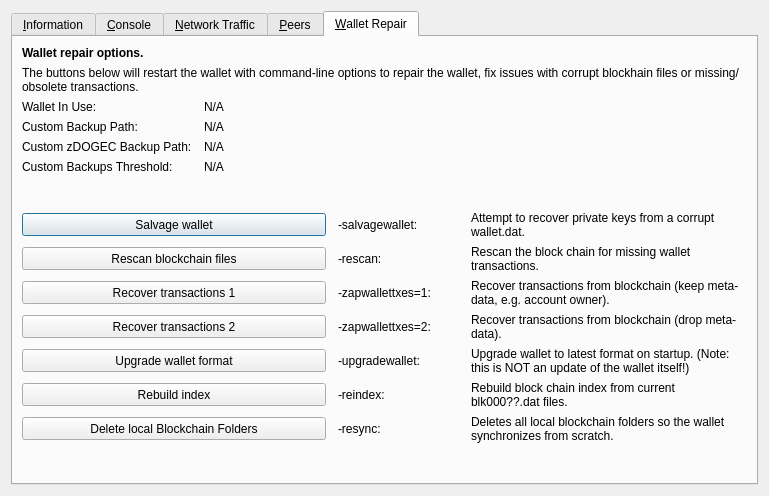
The window that src/qt/forms/rpcconsole.ui (Liquid369/blank) describes before a commit, drawn with Qt 5.
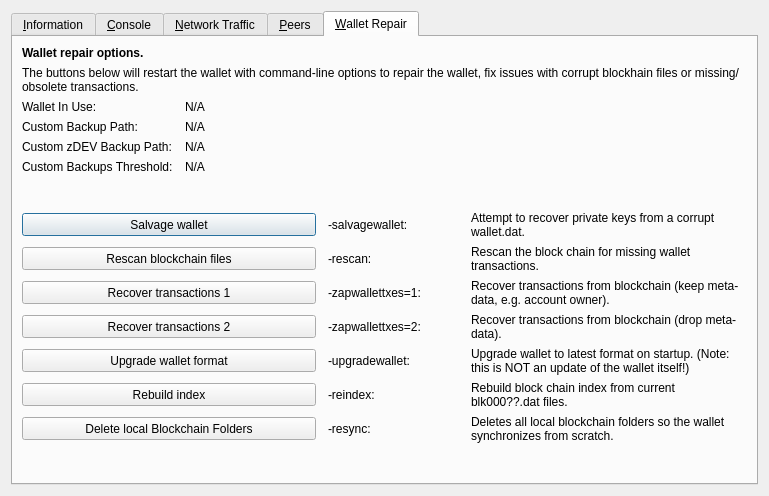
The same window after the commit. The open tabs and pages were chosen to show the change. Icons and pictures are not drawn. Custom widgets are drawn as their Qt base class.

The edit to the form file:
```diff
--- a/src/qt/forms/rpcconsole.ui
+++ b/src/qt/forms/rpcconsole.ui
@@ -1333,7 +1333,7 @@
           <bool>false</bool>
          </property>
          <property name="text">
-          <string>Custom zDOGEC Backup Path:</string>
+          <string>Custom zDEV Backup Path:</string>
          </property>
         </widget>
        </item>
```
